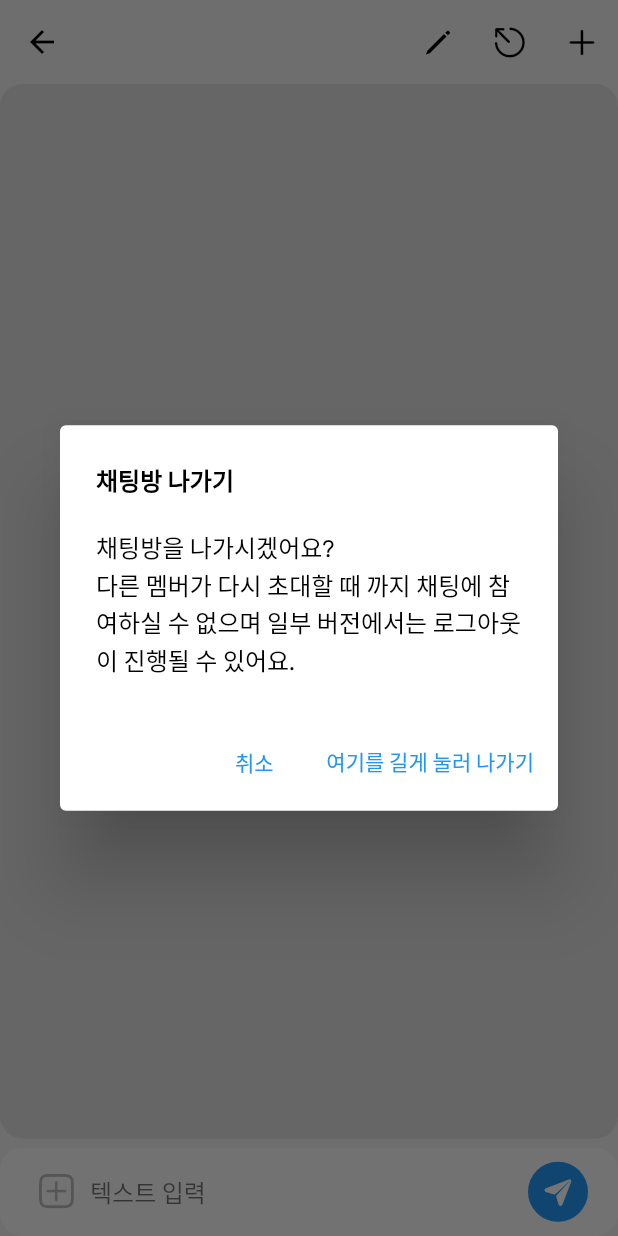
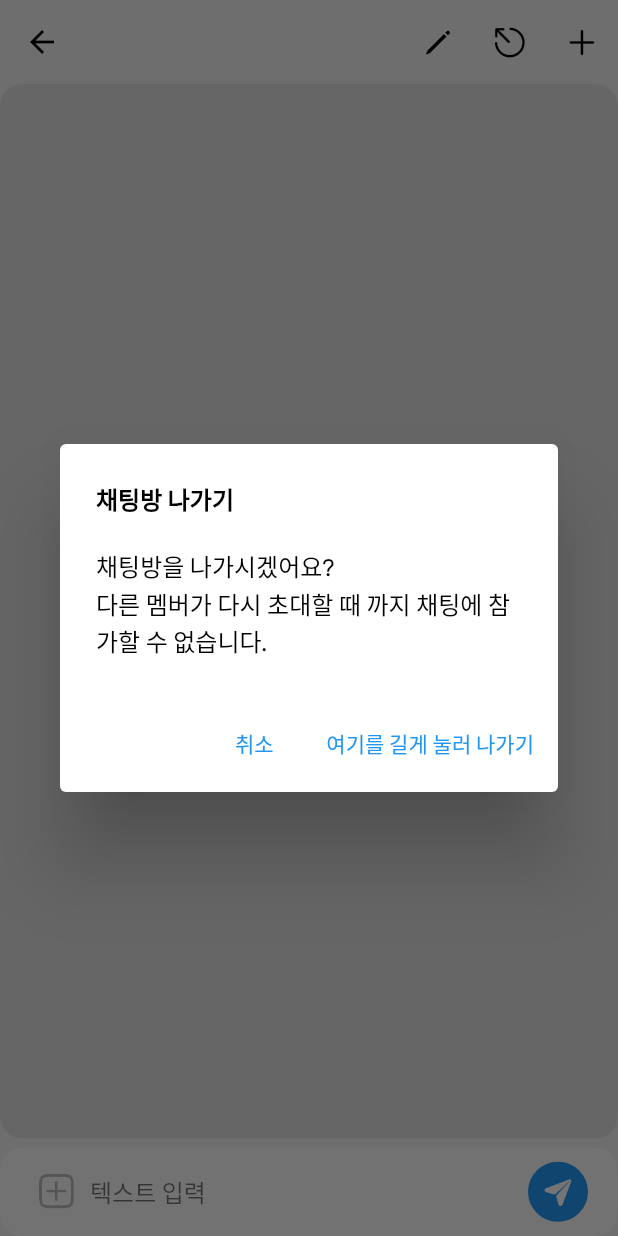
Before and after one commit to K-Roon/chat_app, a Flutter app: the ConversationScreen screen opened directly with empty values, after a tap on an icon or button, on a phone screen of 412 x 824 dp. Run offline on Flutter 3.47's test engine with Material 2 defaults, Android fonts, the phone set to English and light mode, and no system bars; our stand-ins replace cloud_firestore, dio, file_picker, firebase_auth, firebase_core, firebase_storage and 5 more; missing offline and left inert: firebase_image; accounts and stored records are empty.

Commit message:
채팅방 나가기 안내문 수정

```diff
--- a/lib/views/conversation_screen.dart
+++ b/lib/views/conversation_screen.dart
@@ -180,7 +180,7 @@ class _ConversationScreenState extends State<ConversationScreen> {
                   return AlertDialog(
                     title: Text("채팅방 나가기"),
                     content: Text(
-                      "채팅방을 나가시겠어요?\n다른 멤버가 다시 초대할 때 까지 채팅에 참여하실 수 없으며 일부 버전에서는 로그아웃이 진행될 수 있어요.",
+                      "채팅방을 나가시겠어요?\n다른 멤버가 다시 초대할 때 까지 채팅에 참가할 수 없습니다.",
                       style: TextStyle(color: Colors.black),
                     ),
                     actions: [
```
